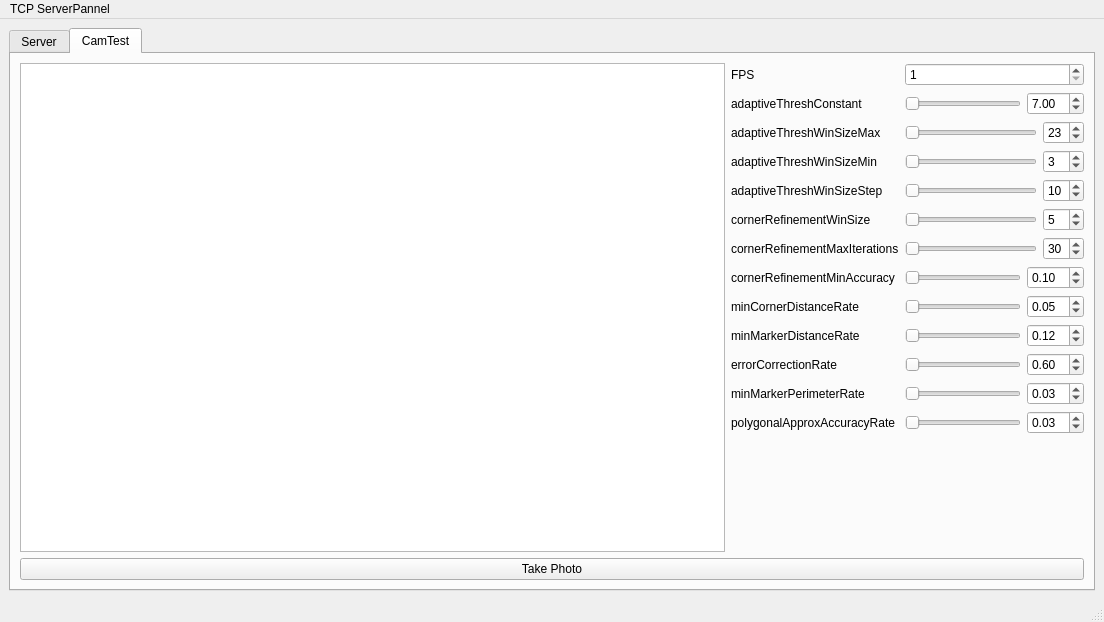
This is src/mainwindow.ui in TibaudoRomain/EchoBot as Qt 5 draws it before an edit. The edited form follows.
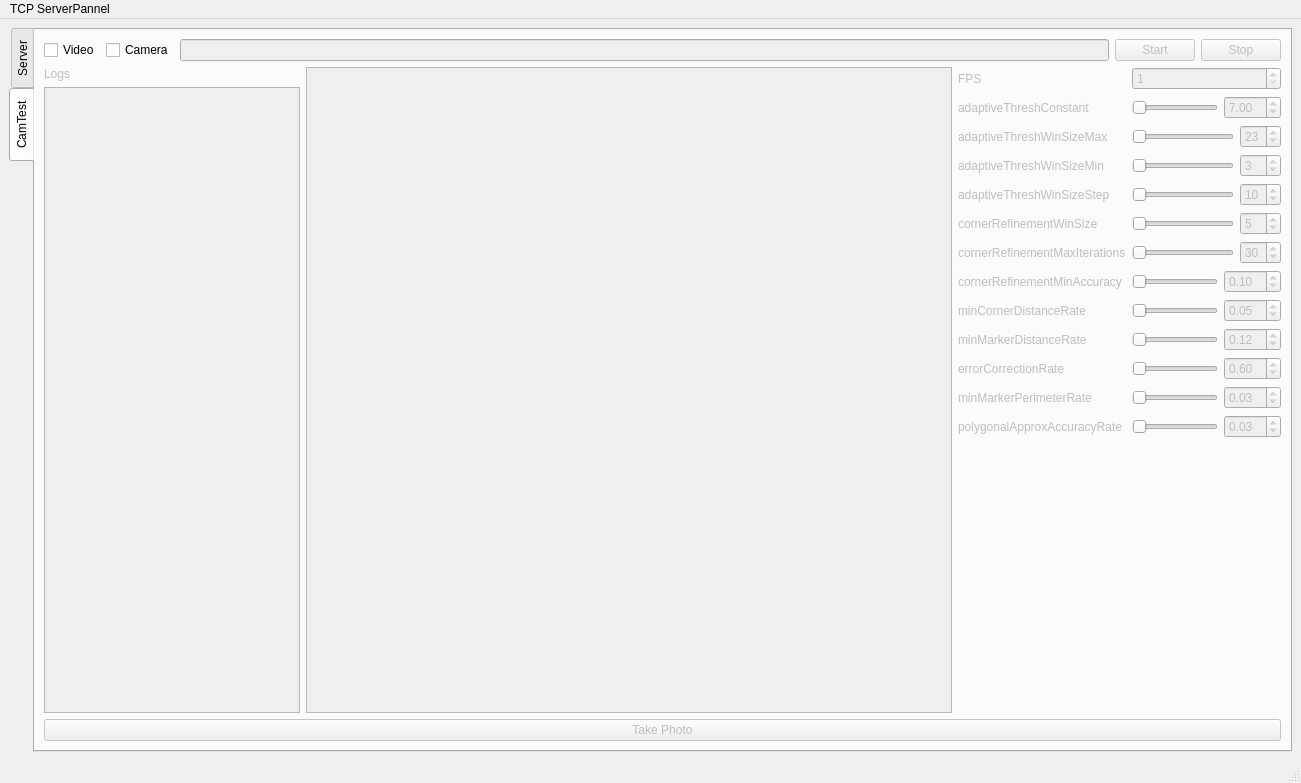
This is the edited form. The open tabs and pages were chosen to show the change.

Patch:
```diff
--- a/src/mainwindow.ui
+++ b/src/mainwindow.ui
@@ -6,8 +6,8 @@
    <rect>
     <x>0</x>
     <y>0</y>
-    <width>1104</width>
-    <height>622</height>
+    <width>1301</width>
+    <height>783</height>
    </rect>
   </property>
   <property name="windowTitle">
@@ -17,6 +17,9 @@
    <layout class="QVBoxLayout" name="verticalLayout_2">
     <item>
      <widget class="QTabWidget" name="tabWidget">
+      <property name="tabPosition">
+       <enum>QTabWidget::TabPosition::West</enum>
+      </property>
       <property name="currentIndex">
        <number>0</number>
       </property>
@@ -91,14 +94,87 @@
        </attribute>
        <layout class="QVBoxLayout" name="verticalLayout_4">
         <item>
-         <layout class="QHBoxLayout" name="horizontalLayout_2" stretch="2,1">
+         <layout class="QHBoxLayout" name="SourceLayout">
           <item>
-           <widget class="QGraphicsView" name="image"/>
+           <widget class="QCheckBox" name="videoCheck">
+            <property name="text">
+             <string>Video</string>
+            </property>
+           </widget>
           </item>
           <item>
-           <layout class="QFormLayout" name="formLayout">
+           <widget class="QCheckBox" name="camCheck">
+            <property name="text">
+             <string>Camera</string>
+            </property>
+           </widget>
+          </item>
+          <item>
+           <widget class="QLineEdit" name="videoPath">
+            <property name="enabled">
+             <bool>false</bool>
+            </property>
+           </widget>
+          </item>
+          <item>
+           <widget class="QPushButton" name="visionStart">
+            <property name="enabled">
+             <bool>false</bool>
+            </property>
+            <property name="text">
+             <string>Start</string>
+            </property>
+           </widget>
+          </item>
+          <item>
+           <widget class="QPushButton" name="visionStop">
+            <property name="enabled">
+             <bool>false</bool>
+            </property>
+            <property name="text">
+             <string>Stop</string>
+            </property>
+           </widget>
+          </item>
+         </layout>
+        </item>
+        <item>
+         <layout class="QHBoxLayout" name="VisionLayout" stretch="0,2,1">
+          <item>
+           <layout class="QVBoxLayout" name="logs_layout">
+            <item>
+             <widget class="QLabel" name="cam_log_label">
+              <property name="enabled">
+               <bool>false</bool>
+              </property>
+              <property name="text">
+               <string>Logs</string>
+              </property>
+             </widget>
+            </item>
+            <item>
+             <widget class="QTextBrowser" name="cam_logs">
+              <property name="enabled">
+               <bool>false</bool>
+              </property>
+             </widget>
+            </item>
+           </layout>
+          </item>
+          <item>
+           <widget class="QGraphicsView" name="image">
+            <property name="enabled">
+             <bool>false</bool>
+            </property>
+           </widget>
+          </item>
+          <item>
+           <layout class="QFormLayout" name="camConfigLayout">
             <item row="0" column="0">
              <widget class="QLabel" name="label">
+              <property name="enabled">
+               <bool>false</bool>
+              </property>
               <property name="text">
                <string>FPS</string>
               </property>
@@ -106,6 +182,9 @@
             </item>
             <item row="0" column="1">
              <widget class="QSpinBox" name="fps">
+              <property name="enabled">
+               <bool>false</bool>
+              </property>
               <property name="minimum">
                <number>1</number>
               </property>
@@ -119,6 +198,9 @@
             </item>
             <item row="1" column="0">
              <widget class="QLabel" name="adaptiveThreshConstant">
+              <property name="enabled">
+               <bool>false</bool>
+              </property>
               <property name="text">
                <string>adaptiveThreshConstant</string>
               </property>
@@ -128,6 +210,9 @@
              <layout class="QHBoxLayout" name="horizontalLayout_4">
               <item>
                <widget class="QSlider" name="adaptiveThreshConstant_s">
+                <property name="enabled">
+                 <bool>false</bool>
+                </property>
                 <property name="orientation">
                  <enum>Qt::Orientation::Horizontal</enum>
                 </property>
@@ -135,6 +220,9 @@
               </item>
               <item>
                <widget class="QDoubleSpinBox" name="adaptiveThreshConstant_v">
+                <property name="enabled">
+                 <bool>false</bool>
+                </property>
                 <property name="value">
                  <double>7.000000000000000</double>
                 </property>
@@ -144,6 +232,9 @@
             </item>
             <item row="2" column="0">
              <widget class="QLabel" name="adaptiveThreshWinSizeMax">
+              <property name="enabled">
+               <bool>false</bool>
+              </property>
               <property name="text">
                <string>adaptiveThreshWinSizeMax</string>
               </property>
@@ -153,6 +244,9 @@
              <layout class="QHBoxLayout" name="horizontalLayout_3">
               <item>
                <widget class="QSlider" name="adaptiveThreshWinSizeMax_s">
+                <property name="enabled">
+                 <bool>false</bool>
+                </property>
                 <property name="orientation">
                  <enum>Qt::Orientation::Horizontal</enum>
                 </property>
@@ -160,6 +254,9 @@
               </item>
               <item>
                <widget class="QSpinBox" name="adaptiveThreshWinSizeMax_v">
+                <property name="enabled">
+                 <bool>false</bool>
+                </property>
                 <property name="value">
                  <number>23</number>
                 </property>
@@ -169,6 +266,9 @@
             </item>
             <item row="3" column="0">
              <widget class="QLabel" name="adaptiveThreshWinSizeMin">
+              <property name="enabled">
+               <bool>false</bool>
+              </property>
               <property name="text">
                <string>adaptiveThreshWinSizeMin</string>
               </property>
@@ -178,6 +278,9 @@
              <layout class="QHBoxLayout" name="horizontalLayout_5">
               <item>
                <widget class="QSlider" name="adaptiveThreshWinSizeMin_s">
+                <property name="enabled">
+                 <bool>false</bool>
+                </property>
                 <property name="orientation">
                  <enum>Qt::Orientation::Horizontal</enum>
                 </property>
@@ -185,6 +288,9 @@
               </item>
               <item>
                <widget class="QSpinBox" name="adaptiveThreshWinSizeMin_v">
+                <property name="enabled">
+                 <bool>false</bool>
+                </property>
                 <property name="value">
                  <number>3</number>
                 </property>
@@ -194,6 +300,9 @@
             </item>
             <item row="4" column="0">
              <widget class="QLabel" name="adaptiveThreshWinSizeStep">
+              <property name="enabled">
+               <bool>false</bool>
+              </property>
               <property name="text">
                <string>adaptiveThreshWinSizeStep</string>
               </property>
@@ -203,6 +312,9 @@
              <layout class="QHBoxLayout" name="horizontalLayout_6">
               <item>
                <widget class="QSlider" name="adaptiveThreshWinSizeStep_s">
+                <property name="enabled">
+                 <bool>false</bool>
+                </property>
                 <property name="orientation">
                  <enum>Qt::Orientation::Horizontal</enum>
                 </property>
@@ -210,6 +322,9 @@
               </item>
               <item>
                <widget class="QSpinBox" name="adaptiveThreshWinSizeStep_v">
+                <property name="enabled">
+                 <bool>false</bool>
+                </property>
                 <property name="value">
                  <number>10</number>
                 </property>
@@ -219,6 +334,9 @@
             </item>
             <item row="5" column="0">
              <widget class="QLabel" name="cornerRefinementWinSize">
+              <property name="enabled">
+               <bool>false</bool>
+              </property>
               <property name="text">
                <string>cornerRefinementWinSize</string>
               </property>
@@ -228,6 +346,9 @@
              <layout class="QHBoxLayout" name="horizontalLayout_8">
               <item>
                <widget class="QSlider" name="cornerRefinementWinSize_s">
+                <property name="enabled">
+                 <bool>false</bool>
+                </property>
                 <property name="orientation">
                  <enum>Qt::Orientation::Horizontal</enum>
                 </property>
@@ -235,6 +356,9 @@
               </item>
               <item>
                <widget class="QSpinBox" name="cornerRefinementWinSize_v">
+                <property name="enabled">
+                 <bool>false</bool>
+                </property>
                 <property name="value">
                  <number>5</number>
                 </property>
@@ -246,6 +370,9 @@
              <layout class="QHBoxLayout" name="horizontalLayout_14">
               <item>
                <widget class="QSlider" name="cornerRefinementMinAccuracy_s">
+                <property name="enabled">
+                 <bool>false</bool>
+                </property>
                 <property name="orientation">
                  <enum>Qt::Orientation::Horizontal</enum>
                 </property>
@@ -253,6 +380,9 @@
               </item>
               <item>
                <widget class="QDoubleSpinBox" name="cornerRefinementMinAccuracy_v">
+                <property name="enabled">
+                 <bool>false</bool>
+                </property>
                 <property name="value">
                  <double>0.100000000000000</double>
                 </property>
@@ -262,6 +392,9 @@
             </item>
             <item row="8" column="0">
              <widget class="QLabel" name="minCornerDistanceRate">
+              <property name="enabled">
+               <bool>false</bool>
+              </property>
               <property name="text">
                <string>minCornerDistanceRate</string>
               </property>
@@ -271,6 +404,9 @@
              <layout class="QHBoxLayout" name="horizontalLayout_7">
               <item>
                <widget class="QSlider" name="minCornerDistanceRate_s">
+                <property name="enabled">
+                 <bool>false</bool>
+                </property>
                 <property name="orientation">
                  <enum>Qt::Orientation::Horizontal</enum>
                 </property>
@@ -278,6 +414,9 @@
               </item>
               <item>
                <widget class="QDoubleSpinBox" name="minCornerDistanceRate_v">
+                <property name="enabled">
+                 <bool>false</bool>
+                </property>
                 <property name="value">
                  <double>0.050000000000000</double>
                 </property>
@@ -289,6 +428,9 @@
              <layout class="QHBoxLayout" name="horizontalLayout_13">
               <item>
                <widget class="QSlider" name="cornerRefinementMaxIterations_s">
+                <property name="enabled">
+                 <bool>false</bool>
+                </property>
                 <property name="orientation">
                  <enum>Qt::Orientation::Horizontal</enum>
                 </property>
@@ -296,6 +438,9 @@
               </item>
               <item>
                <widget class="QSpinBox" name="cornerRefinementMaxIterations_v">
+                <property name="enabled">
+                 <bool>false</bool>
+                </property>
                 <property name="value">
                  <number>30</number>
                 </property>
@@ -305,6 +450,9 @@
             </item>
             <item row="7" column="0">
              <widget class="QLabel" name="cornerRefinementMinAccuracy">
+              <property name="enabled">
+               <bool>false</bool>
+              </property>
               <property name="text">
                <string>cornerRefinementMinAccuracy</string>
               </property>
@@ -312,6 +460,9 @@
             </item>
             <item row="6" column="0">
              <widget class="QLabel" name="cornerRefinementMaxIterations">
+              <property name="enabled">
+               <bool>false</bool>
+              </property>
               <property name="text">
                <string>cornerRefinementMaxIterations</string>
               </property>
@@ -319,6 +470,9 @@
             </item>
             <item row="9" column="0">
              <widget class="QLabel" name="minMarkerDistanceRate">
+              <property name="enabled">
+               <bool>false</bool>
+              </property>
               <property name="text">
                <string>minMarkerDistanceRate</string>
               </property>
@@ -326,6 +480,9 @@
             </item>
             <item row="12" column="0">
              <widget class="QLabel" name="label_12">
+              <property name="enabled">
+               <bool>false</bool>
+              </property>
               <property name="text">
                <string>polygonalApproxAccuracyRate</string>
               </property>
@@ -333,6 +490,9 @@
             </item>
             <item row="11" column="0">
              <widget class="QLabel" name="label_11">
+              <property name="enabled">
+               <bool>false</bool>
+              </property>
               <property name="text">
                <string>minMarkerPerimeterRate</string>
               </property>
@@ -340,6 +500,9 @@
             </item>
             <item row="10" column="0">
              <widget class="QLabel" name="label_10">
+              <property name="enabled">
+               <bool>false</bool>
+              </property>
               <property name="text">
                <string>errorCorrectionRate</string>
               </property>
@@ -349,6 +512,9 @@
              <layout class="QHBoxLayout" name="horizontalLayout_9">
               <item>
                <widget class="QSlider" name="minMarkerDistanceRate_s">
+                <property name="enabled">
+                 <bool>false</bool>
+                </property>
                 <property name="orientation">
                  <enum>Qt::Orientation::Horizontal</enum>
                 </property>
@@ -356,6 +522,9 @@
               </item>
               <item>
                <widget class="QDoubleSpinBox" name="minMarkerDistanceRate_v">
+                <property name="enabled">
+                 <bool>false</bool>
+                </property>
                 <property name="value">
                  <double>0.120000000000000</double>
                 </property>
@@ -367,6 +536,9 @@
              <layout class="QHBoxLayout" name="horizontalLayout_12">
               <item>
                <widget class="QSlider" name="errorCorrectionRate_s">
+                <property name="enabled">
+                 <bool>false</bool>
+                </property>
                 <property name="orientation">
                  <enum>Qt::Orientation::Horizontal</enum>
                 </property>
@@ -374,6 +546,9 @@
               </item>
               <item>
                <widget class="QDoubleSpinBox" name="errorCorrectionRate_v">
+                <property name="enabled">
+                 <bool>false</bool>
+                </property>
                 <property name="value">
                  <double>0.600000000000000</double>
                 </property>
@@ -385,6 +560,9 @@
              <layout class="QHBoxLayout" name="horizontalLayout_10">
               <item>
                <widget class="QSlider" name="minMarkerPerimeterRate_s">
+                <property name="enabled">
+                 <bool>false</bool>
+                </property>
                 <property name="orientation">
                  <enum>Qt::Orientation::Horizontal</enum>
                 </property>
@@ -392,6 +570,9 @@
               </item>
               <item>
                <widget class="QDoubleSpinBox" name="minMarkerPerimeterRate_v">
+                <property name="enabled">
+                 <bool>false</bool>
+                </property>
                 <property name="value">
                  <double>0.030000000000000</double>
                 </property>
@@ -403,6 +584,9 @@
              <layout class="QHBoxLayout" name="horizontalLayout_11">
               <item>
                <widget class="QSlider" name="polygonalApproxAccuracyRate_s">
+                <property name="enabled">
+                 <bool>false</bool>
+                </property>
                 <property name="orientation">
                  <enum>Qt::Orientation::Horizontal</enum>
                 </property>
@@ -410,6 +594,9 @@
               </item>
               <item>
                <widget class="QDoubleSpinBox" name="polygonalApproxAccuracyRate_v">
+                <property name="enabled">
+                 <bool>false</bool>
+                </property>
                 <property name="value">
                  <double>0.030000000000000</double>
                 </property>
@@ -423,6 +610,9 @@
         </item>
         <item>
          <widget class="QPushButton" name="TakePhoto">
+          <property name="enabled">
+           <bool>false</bool>
+          </property>
           <property name="text">
            <string>Take Photo</string>
           </property>
@@ -439,7 +629,7 @@
     <rect>
      <x>0</x>
      <y>0</y>
-     <width>1104</width>
+     <width>1301</width>
      <height>21</height>
     </rect>
    </property>
```
Left out of the diff: 6 changed lines with no effect on the pictures.
